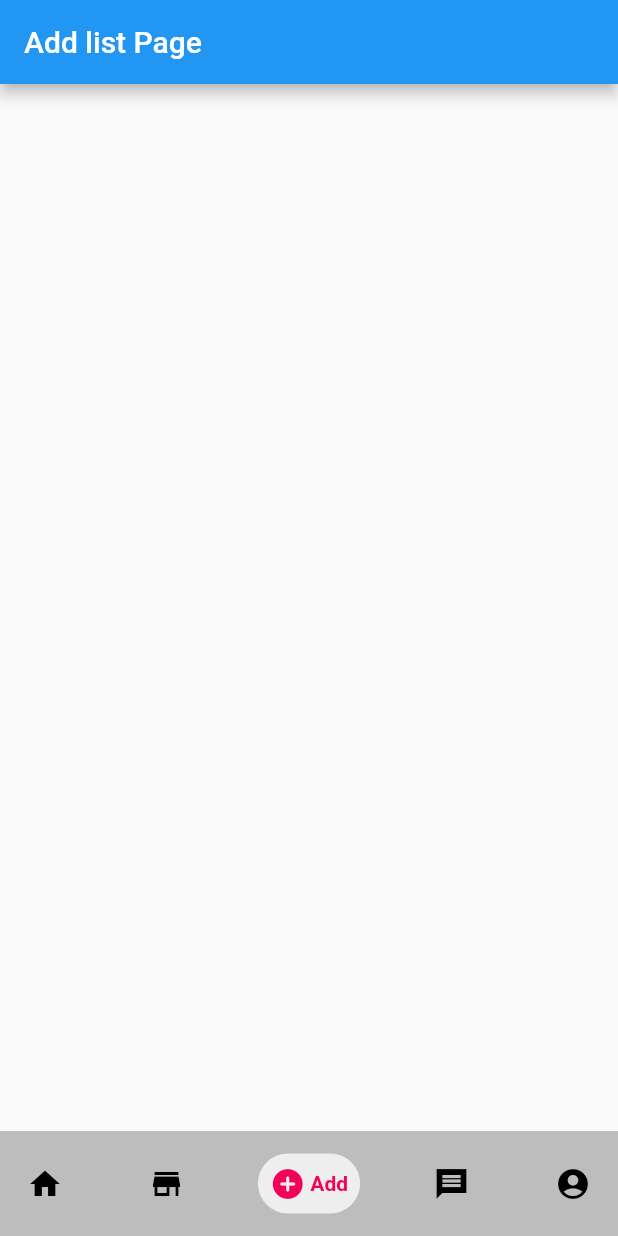
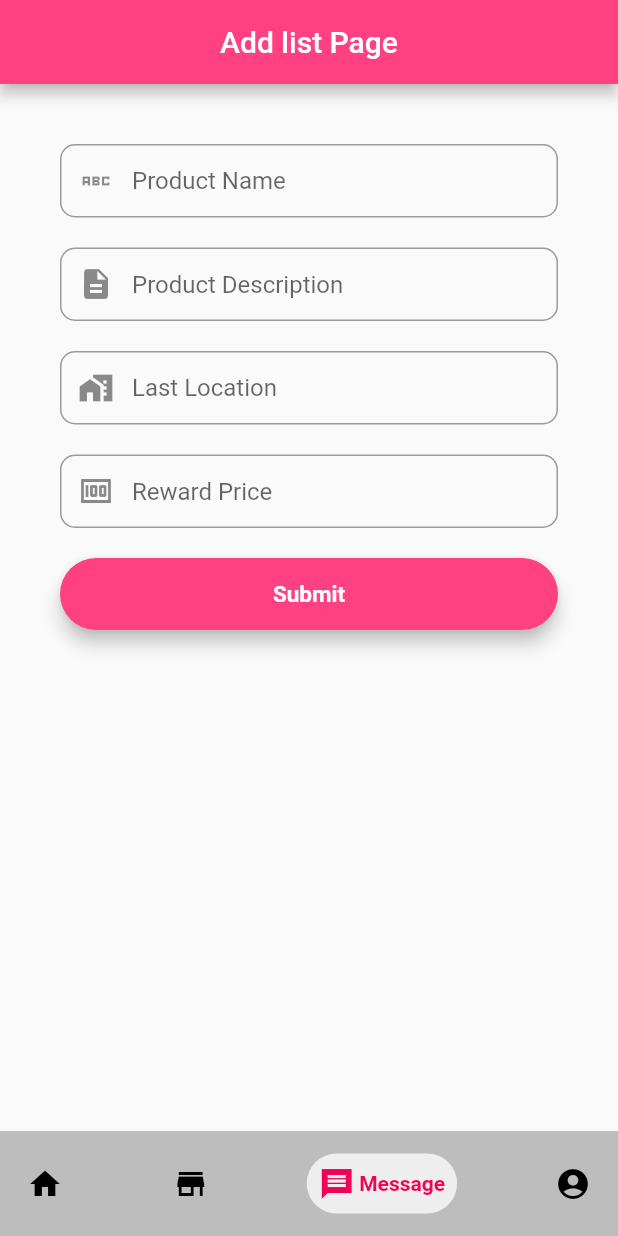
Before and after one commit to BitbyBit-Crew/wefiwebu2, a Flutter app: the HomeBtmNavbar screen opened directly, item 3 of the bottom bar chosen, on a phone screen of 412 x 824 dp. Run offline on Flutter 3.47's test engine with Material 2 defaults, Android fonts, the phone set to English and light mode, and no system bars; drawn by our look-alikes of google_nav_bar; our stand-ins replace cloud_firestore, firebase_auth, firebase_core, flutter_speed_dial, fluttertoast, line_icons; accounts and stored records are empty; statements that could not run were skipped.

Commit message:
markpetlace
add button

```diff
--- a/lib/Home_btmnavbar_screen.dart
+++ b/lib/Home_btmnavbar_screen.dart
@@ -7,7 +7,7 @@ import 'package:flutter/src/widgets/framework.dart';
 import 'package:google_nav_bar/google_nav_bar.dart';
 import 'package:line_icons/line_icons.dart';
 import 'package:wefiwebu_2/screens/Marketplace_screen.dart';
-import 'package:wefiwebu_2/screens/add_List_screen.dart';
+import 'package:wefiwebu_2/screens/Addlostitem_screen.dart';
 import 'package:wefiwebu_2/screens/home_screen.dart';
 import 'package:wefiwebu_2/screens/message_screen.dart';
 import 'package:wefiwebu_2/screens/profile_screen.dart';
@@ -27,7 +27,7 @@ class _HomeBtmNavbarState extends State<HomeBtmNavbar> {
   static final List<Widget> _screens = <Widget>[
     HomeScreen(),
     MarketplaceScreen(),
-    Addlistscreen(),
+    Addlostitem_screen(),
     MessageScreen(),
     ProfileScreen(),
   ];
@@ -61,7 +61,7 @@ class _HomeBtmNavbarState extends State<HomeBtmNavbar> {
                 icon: Icons.store,
                 text: 'Marketplace',
               ),
-              GButton(icon: Icons.add_circle_rounded, text: 'Add'),
+              // GButton(icon: Icons.add_circle_rounded, text: 'Add'),
               GButton(
                 icon: Icons.message_sharp,
                 text: 'Message',
--- /dev/null
+++ b/lib/screens/Addlostitem_screen.dart
@@ -0,0 +1,133 @@
+import 'package:cloud_firestore/cloud_firestore.dart';
+import 'package:flutter/material.dart';
+import 'package:flutter/rendering.dart';
+import 'package:flutter_speed_dial/flutter_speed_dial.dart';
+import 'dart:convert';
+
+class Addlostitem_screen extends StatefulWidget {
+  @override
+  State<Addlostitem_screen> createState() => _Addlostitem_screen();
+}
+
+class _Addlostitem_screen extends State<Addlostitem_screen> {
+  TextEditingController Pname = new TextEditingController();
+  TextEditingController Pdescrip = new TextEditingController();
+  TextEditingController Plocat = new TextEditingController();
+  TextEditingController Prwrdprice = new TextEditingController();
+
+  @override
+  Widget build(BuildContext context) {
+    return Scaffold(
+      appBar: new AppBar(
+        title: new Text("Add list Page"),
+        centerTitle: true,
+        backgroundColor: Colors.pinkAccent,
+      ),
+      body: Container(
+        padding: EdgeInsets.all(40),
+        child: Center(
+          child: Column(
+            children: [
+              TextFormField(
+                controller: Pname,
+                textInputAction: TextInputAction.next,
+                decoration: InputDecoration(
+                    prefixIcon: Icon(Icons.abc_sharp),
+                    hintText: "Product Name",
+                    contentPadding: EdgeInsets.fromLTRB(20, 15, 20, 15),
+                    border: OutlineInputBorder(
+                        borderRadius: BorderRadius.circular(10))),
+              ),
+              SizedBox(
+                height: 20.0,
+              ),
+              TextFormField(
+                controller: Pdescrip,
+                textInputAction: TextInputAction.next,
+                decoration: InputDecoration(
+                    prefixIcon: Icon(Icons.description),
+                    contentPadding: EdgeInsets.fromLTRB(20, 15, 20, 15),
+                    hintText: "Product Description",
+                    border: OutlineInputBorder(
+                        borderRadius: BorderRadius.circular(10))),
+              ),
+              SizedBox(
+                height: 20.0,
+              ),
+              TextFormField(
+                controller: Plocat,
+                textInputAction: TextInputAction.next,
+                decoration: InputDecoration(
+                    prefixIcon: Icon(Icons.maps_home_work),
+                    hintText: "Last Location",
+                    contentPadding: EdgeInsets.fromLTRB(20, 15, 20, 15),
+                    border: OutlineInputBorder(
+                        borderRadius: BorderRadius.circular(10))),
+              ),
+              SizedBox(
+                height: 20.0,
+              ),
+              TextFormField(
+                controller: Prwrdprice,
+                keyboardType: TextInputType.phone,
+                validator: (value) {
+                  if (value!.isEmpty) {
+                    return ("Your reward price is required");
+                  }
+                },
+                textInputAction: TextInputAction.done,
+                decoration: InputDecoration(
+                    prefixIcon: Icon(Icons.money),
+                    hintText: "Reward Price",
+                    contentPadding: EdgeInsets.fromLTRB(20, 15, 20, 15),
+                    border: OutlineInputBorder(
+                        borderRadius: BorderRadius.circular(10))),
+              ),
+              SizedBox(
+                height: 20.0,
+              ),
+              Material(
+                elevation: 5,
+                borderRadius: BorderRadius.circular(30),
+                color: Colors.pinkAccent,
+                child: MaterialButton(
+                    padding: EdgeInsets.fromLTRB(20, 15, 20, 15),
+                    minWidth: MediaQuery.of(context).size.width,
+                    onPressed: () {
+                      Map<String, dynamic> data = {
+                        "Prod name": Pname.text,
+                        "Prod description": Pdescrip.text,
+                        "Prod last location": Plocat.text,
+                        "Reward price": Prwrdprice.text
+                      };
+                      FirebaseFirestore.instance
+                          .collection("lostnfound")
+                          .add(data);
+                      Pname.clear();
+                      Pdescrip.clear();
+                      Plocat.clear();
+                      Prwrdprice.clear();
+                      showDialog(
+                          context: context,
+                          builder: (context) {
+                            return AlertDialog(
+                              content: Text('Product Submitted'),
+                            );
+                          });
+                    },
+                    child: Text(
+                      "Submit",
+                      textAlign: TextAlign.center,
+                      style: TextStyle(
+                          fontSize: 15,
+                          color: Colors.white,
+                          fontWeight: FontWeight.bold),
+                    )),
+              )
+            ],
+          ),
+        ),
+      ),
+    );
+  }
+}
--- a/lib/screens/add_List_screen.dart
+++ /dev/null
@@ -1,17 +0,0 @@
-import 'package:flutter/material.dart';
-
-class Addlistscreen extends StatefulWidget {
-  @override
-  State<Addlistscreen> createState() => _AddlistscreenState();
-}
-
-class _AddlistscreenState extends State<Addlistscreen> {
-  @override
-  Widget build(BuildContext context) {
-    return Scaffold(
-      appBar: new AppBar(
-        title: new Text("Add list Page"),
-      ),
-    );
-  }
-}
```
Also changed, not shown: lib/screens/Marketplace_screen.dart (+95 -7 lines), lib/screens/home_screen.dart (+29 -1 lines), pubspec.yaml (+10 -25 lines), images/computer.jpg (added), pubspec.lock.
